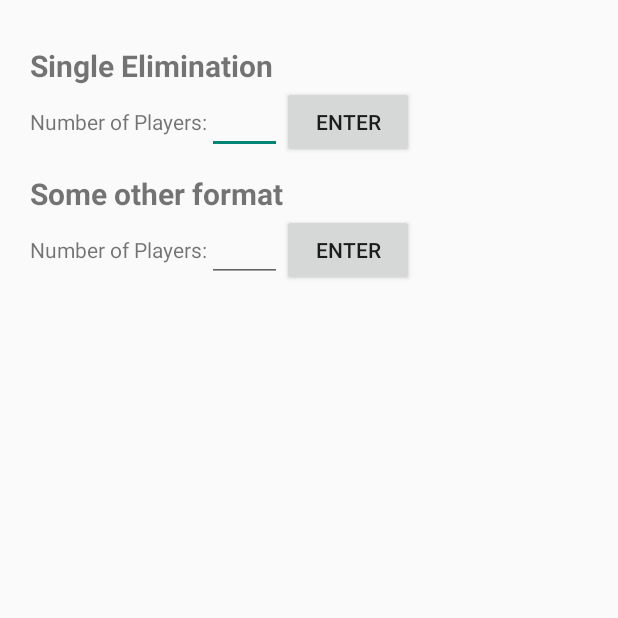
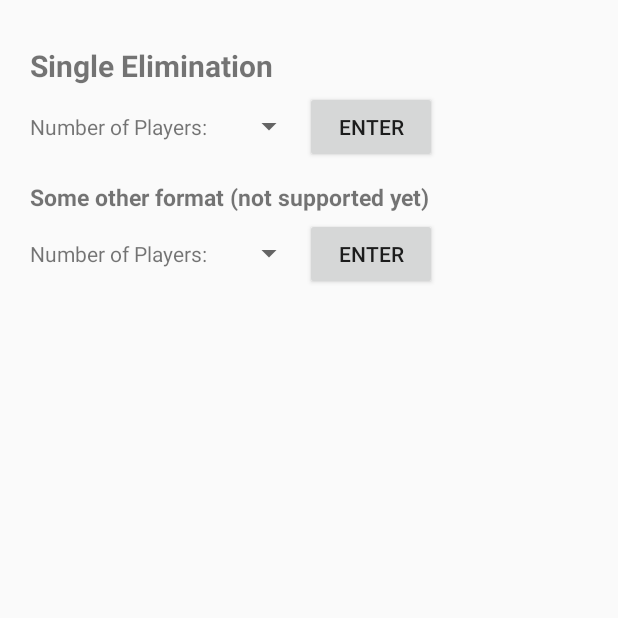
Before and after one commit to aak849/AndroidBracketGenerator0, an Android app: the BracketScreen screen opened directly, with no data from a screen before it, on a phone screen of 412 x 824 dp, the top half of it. Run offline under Robolectric (Android 15) with nearby library versions, the phone set to English and light mode, and no system bars; libraries missing offline, so code that uses them is left out: android.support.v7.

Commit message:
drop down menu + bracket 16 integrated in same file system

```diff
--- a/app/src/main/java/cs378/bracketapp/BracketScreen.java
+++ b/app/src/main/java/cs378/bracketapp/BracketScreen.java
@@ -3,26 +3,92 @@ package cs378.bracketapp;
 import android.app.Activity;
 import android.content.Intent;
 import android.os.Bundle;
+import android.support.v7.internal.widget.AdapterViewCompat;
 import android.view.View;
+import android.widget.AdapterView;
+import android.widget.ArrayAdapter;
+import android.widget.Spinner;
 
-public class BracketScreen extends Activity{
+public class BracketScreen extends Activity implements AdapterView.OnItemSelectedListener {
+    Spinner single_elimination_spinner;
+    Spinner other_spinner;
+    //Spinner spinner;
+    int check = 0;
+
     @Override
     protected void onCreate(Bundle savedInstanceState) {
         super.onCreate(savedInstanceState);
 
         setContentView(R.layout.draw_layout);
 
+        single_elimination_spinner = (Spinner) findViewById(R.id.single_elimination_number_of_players_spinner);
+        ArrayAdapter<CharSequence> adapter = ArrayAdapter.createFromResource(this, R.array.number_of_players_array,
+                android.R.layout.simple_spinner_item);
+        adapter.setDropDownViewResource(android.R.layout.simple_spinner_dropdown_item);
+        single_elimination_spinner.setAdapter(adapter);
+        single_elimination_spinner.setOnItemSelectedListener(this);
+
+        //now send selected item to another activity
+        /*
+        single_elimination_spinner.setOnItemSelectedListener(new AdapterView.OnItemSelectedListener() {
+            @Override
+            public void onItemSelected(AdapterView<?> adapterView, View view, int i, long l) {
+
+                    Intent intent = new Intent(getApplicationContext(), SingleElimination.class);
+                    intent.putExtra("selected", single_elimination_spinner.getSelectedItem().toString());
+                    startActivity(intent);
+
+            }
+
+            @Override
+            public void onNothingSelected(AdapterView<?> adapterView) {
+
+            }
+        });
+        */
+
+        other_spinner = (Spinner) findViewById(R.id.other_number_of_players_spinner);
+        ArrayAdapter<CharSequence> adapter2 = ArrayAdapter.createFromResource(this, R.array.not_supported_array,
+                android.R.layout.simple_spinner_item);
+        adapter2.setDropDownViewResource(android.R.layout.simple_spinner_dropdown_item);
+        other_spinner.setAdapter(adapter2);
+
         Intent activityFromMain = getIntent();
 
+//        ArrayAdapter<CharSequence> adapter = ArrayAdapter.createFromResource(this, R.array.number_of_players_array,
+//                android.R.layout.simple_spinner_item);
+//        adapter.setDropDownViewResource(android.R.layout.simple_spinner_dropdown_item);
+//        spinner.setAdapter(adapter);
+
         //int numOfPlayers = activityFromMain.getExtras().getInt("numberOfPlayers");
+
     }
 
+
+
+    //when you press ENTER
     public void onSendSingleElimination(View view) {
         Intent getSingleEliminationIntent = new Intent(this, SingleElimination.class);
 
-        getSingleEliminationIntent.putExtra("numberOfPlayers", R.id.number_of_players_single_elimination);
+        //getSingleEliminationIntent.putExtra("numberOfPlayers", R.id.number_of_players_single_elimination);
 
         startActivity(getSingleEliminationIntent);
 
     }
+
+    @Override
+    public void onItemSelected(AdapterView<?> adapterView, View view, int i, long l) {
+        if(check>0) {
+            Intent intent = new Intent(getApplicationContext(), SingleElimination.class);
+            intent.putExtra("selected", single_elimination_spinner.getSelectedItem().toString());
+            if(single_elimination_spinner.getSelectedItem().toString() != "")
+                startActivity(intent);
+        }
+        check++;
+    }
+
+    @Override
+    public void onNothingSelected(AdapterView<?> adapterView) {
+
+    }
 }
--- /dev/null
+++ b/app/src/main/res/layout/bracket8.xml
@@ -0,0 +1,6 @@
+<?xml version="1.0" encoding="utf-8"?>
+<LinearLayout xmlns:android="http://schemas.android.com/apk/res/android"
+    android:orientation="vertical" android:layout_width="match_parent"
+    android:layout_height="match_parent">
+
+</LinearLayout>
--- a/app/src/main/res/layout/draw_layout.xml
+++ b/app/src/main/res/layout/draw_layout.xml
@@ -17,7 +17,7 @@
             android:textStyle="bold"
             android:textSize="20dp"/>
 
-        </LinearLayout>
+    </LinearLayout>
 
     <LinearLayout
         android:layout_width="wrap_content"
@@ -29,10 +29,15 @@
             android:layout_height="wrap_content"
             android:text="@string/number_of_players_text"/>
 
-        <EditText
-            android:layout_width="50dp"
-            android:layout_height="wrap_content"
-            android:id="@+id/number_of_players_single_elimination"/>
+        <Spinner
+            android:layout_width="65dp"
+            android:layout_height="53dp"
+            android:id="@+id/single_elimination_number_of_players_spinner" />
+        <!--
+            <EditText
+                android:layout_width="50dp"
+                android:layout_height="wrap_content"
+                android:id="@+id/number_of_players_single_elimination"/> -->
 
         <Button
             android:layout_width="wrap_content"
@@ -51,9 +56,9 @@
         <TextView
             android:layout_width="wrap_content"
             android:layout_height="wrap_content"
-            android:text="Some other format"
+            android:text="Some other format (not supported yet)"
             android:textStyle="bold"
-            android:textSize="20dp"/>
+            android:textSize="15dp"/>
 
     </LinearLayout>
 
@@ -67,10 +72,16 @@
             android:layout_height="wrap_content"
             android:text="@string/number_of_players_text"/>
 
+        <!--
         <EditText
             android:layout_width="50dp"
             android:layout_height="wrap_content"
-            android:id="@+id/number_of_players"/>
+            android:id="@+id/number_of_players"/> -->
+
+        <Spinner
+            android:layout_width="65dp"
+            android:layout_height="53dp"
+            android:id="@+id/other_number_of_players_spinner" />
 
         <Button
             android:layout_width="wrap_content"
--- a/app/src/main/res/values/strings.xml
+++ b/app/src/main/res/values/strings.xml
@@ -1,5 +1,18 @@
 <resources>
     <string name="app_name">BracketApp</string>
+
+    <string-array name="number_of_players_array">
+        <item></item>
+        <item>4</item>
+        <item>8</item>
+        <item>16</item>
+        <item>32</item>
+    </string-array>
+
+    <string-array name="not_supported_array">
+        <item>Not</item>
+        <item>Supported</item>
+    </string-array>
 
     <string name="hello_world">Hello world!</string>
     <string name="action_settings">Settings</string>
```
Also changed, not shown: app/src/main/java/cs378/bracketapp/SingleElimination.java (+17 -2 lines), app/src/main/res/layout/single_elimination_layout.xml (+1 -9 lines).
